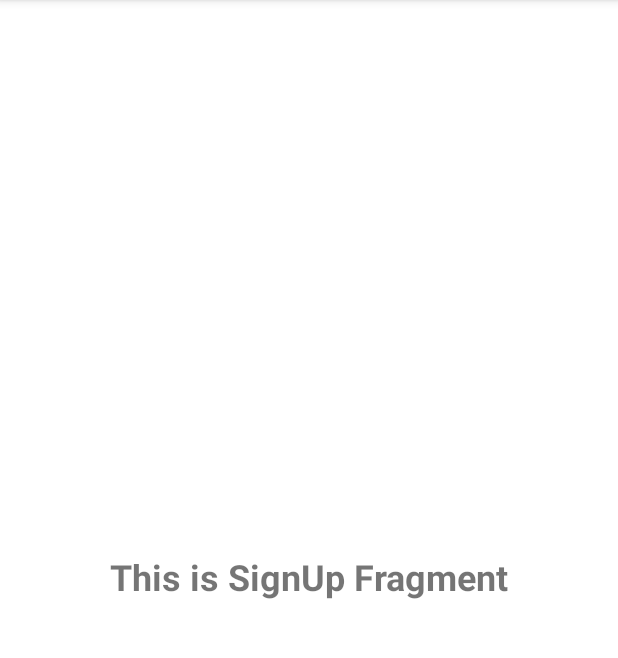
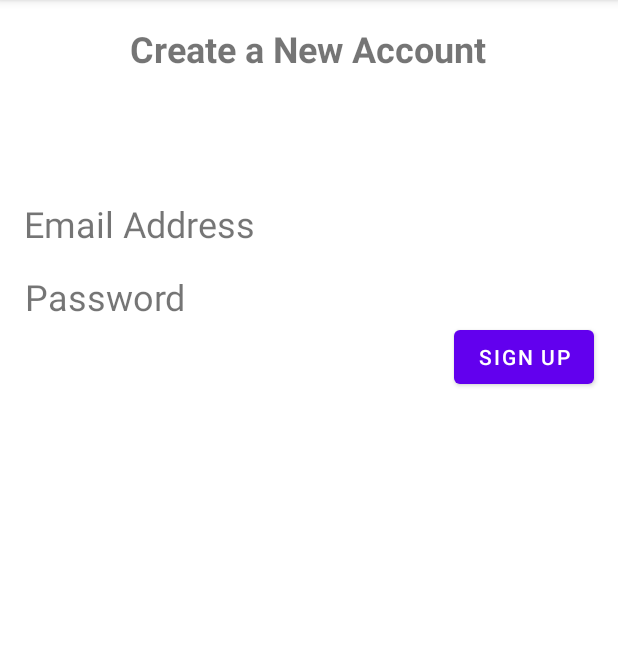
Before and after one commit to Nyandago/CannySocial, an Android app: the SignUpFragment screen opened through its navigation route, on a phone screen of 412 x 824 dp, the part 84-742 px from its top. Run offline under Robolectric (Android 15) with nearby library versions, the phone set to English and light mode, and no system bars.

Commit message:
Sign Up fragment

```diff
--- a/app/src/main/java/com/cannybits/cannysocial/WelcomeFragment.kt
+++ b/app/src/main/java/com/cannybits/cannysocial/WelcomeFragment.kt
@@ -18,11 +18,11 @@ class WelcomeFragment : Fragment() {
         // Inflate the layout for this fragment
       val view = inflater.inflate(R.layout.fragment_welcome, container, false)
 
-        view.btnSignIn.setOnClickListener {
+        view.btnToSignInPage.setOnClickListener {
             Navigation.findNavController(view).navigate(R.id.action_welcomeFragment_to_loginFragment)
         }
 
-        view.btnSignUp.setOnClickListener {
+        view.btnToSignUpPage.setOnClickListener {
             Navigation.findNavController(view).navigate(R.id.action_welcomeFragment_to_signUpFragment)
         }
 
--- a/app/src/main/res/layout/fragment_sign_up.xml
+++ b/app/src/main/res/layout/fragment_sign_up.xml
@@ -12,12 +12,47 @@
         android:id="@+id/textView2"
         android:layout_width="wrap_content"
         android:layout_height="wrap_content"
-        android:text="This is SignUp Fragment"
+        android:layout_marginTop="16dp"
+        android:text="Create a New Account"
         android:textSize="24sp"
         android:textStyle="bold"
-        app:layout_constraintBottom_toBottomOf="parent"
         app:layout_constraintEnd_toEndOf="parent"
+        app:layout_constraintHorizontal_bias="0.497"
         app:layout_constraintStart_toStartOf="parent"
         app:layout_constraintTop_toTopOf="parent" />
 
+    <TextView
+        android:id="@+id/tvEmailSignup"
+        android:layout_width="0dp"
+        android:layout_height="wrap_content"
+        android:layout_marginStart="16dp"
+        android:layout_marginTop="84dp"
+        android:text="Email Address"
+        android:textSize="24sp"
+        app:layout_constraintEnd_toEndOf="parent"
+        app:layout_constraintStart_toStartOf="parent"
+        app:layout_constraintTop_toBottomOf="@+id/textView2" />
+
+    <TextView
+        android:id="@+id/tvPasswordSignup"
+        android:layout_width="395dp"
+        android:layout_height="wrap_content"
+        android:layout_marginStart="16dp"
+        android:layout_marginTop="16dp"
+        android:text="Password"
+        android:textSize="24sp"
+        app:layout_constraintEnd_toEndOf="parent"
+        app:layout_constraintHorizontal_bias="0.5"
+        app:layout_constraintStart_toStartOf="parent"
+        app:layout_constraintTop_toBottomOf="@+id/tvEmailSignup" />
+
+    <Button
+        android:id="@+id/btnSignUp"
+        android:layout_width="wrap_content"
+        android:layout_height="wrap_content"
+        android:layout_marginEnd="16dp"
+        android:text="Sign Up"
+        app:layout_constraintEnd_toEndOf="parent"
+        app:layout_constraintTop_toBottomOf="@+id/tvPasswordSignup" />
+
 </androidx.constraintlayout.widget.ConstraintLayout>
--- a/app/src/main/res/layout/fragment_welcome.xml
+++ b/app/src/main/res/layout/fragment_welcome.xml
@@ -33,7 +33,7 @@
         app:layout_constraintTop_toBottomOf="@+id/tvWelcomeNote" />
 
     <Button
-        android:id="@+id/btnSignIn"
+        android:id="@+id/btnToSignInPage"
         android:layout_width="wrap_content"
         android:layout_height="wrap_content"
         android:text="Sign In"
@@ -53,10 +53,10 @@
         app:layout_constraintEnd_toEndOf="parent"
         app:layout_constraintHorizontal_bias="0.5"
         app:layout_constraintStart_toStartOf="parent"
-        app:layout_constraintTop_toBottomOf="@+id/btnSignIn" />
+        app:layout_constraintTop_toBottomOf="@+id/btnToSignInPage" />
 
     <Button
-        android:id="@+id/btnSignUp"
+        android:id="@+id/btnToSignUpPage"
         android:layout_width="wrap_content"
         android:layout_height="wrap_content"
         android:text="Create New Account"
```
